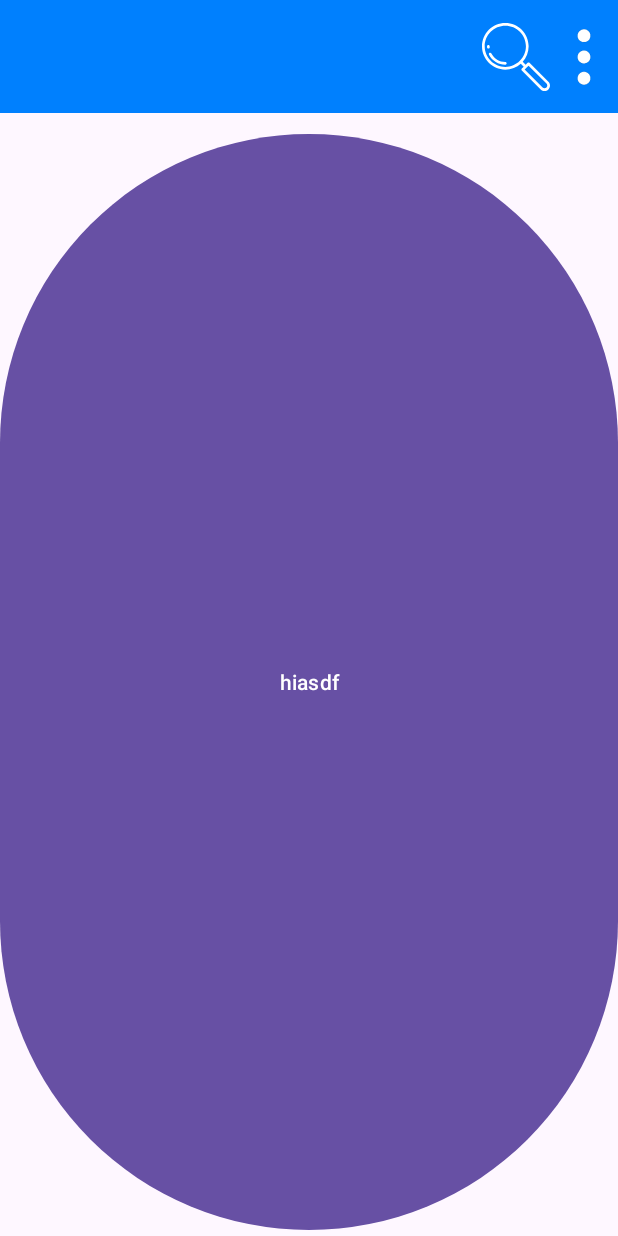
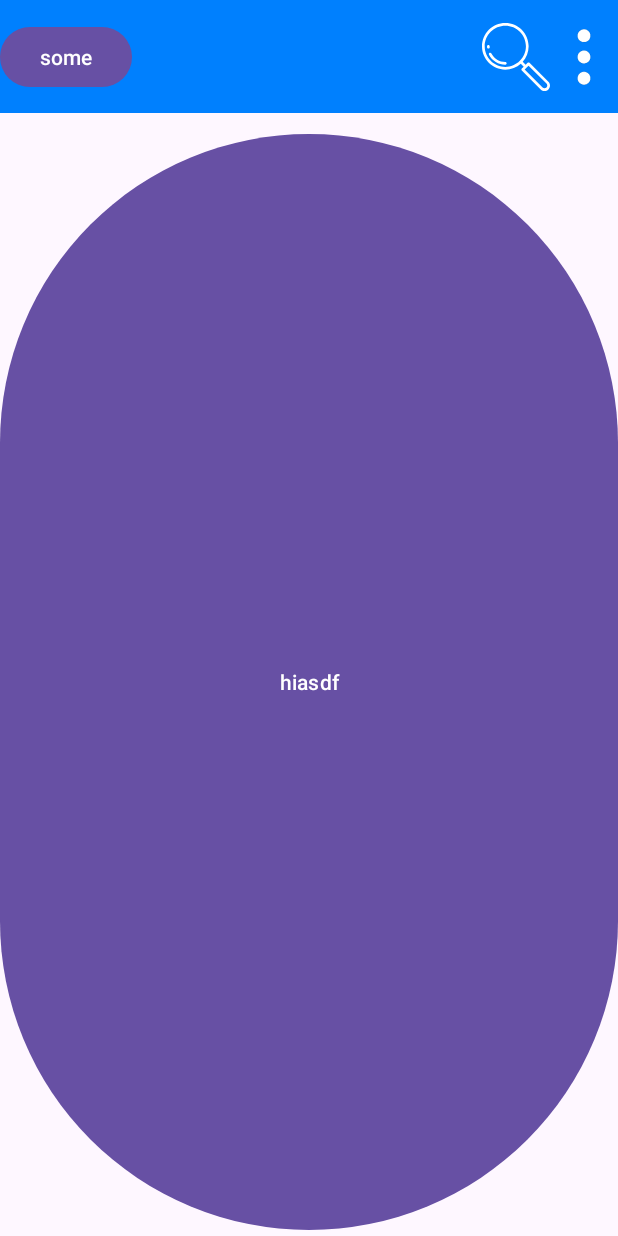
Before and after one commit to PashaahsaP/remoteAndroid, an Android app: the screen it shows after launch (MainActivity), after a tap on "Приемка", on a phone screen of 412 x 824 dp. Run offline under Robolectric (Android 15) with nearby library versions, the phone set to English and light mode, and no system bars; our stand-ins replace Room's generated code; libraries missing offline, so code that uses them is left out: com.opencsv; 4 statements that could not run were skipped.

Commit message:
try make top without separete entity

```diff
--- a/app/src/main/java/com/example/wmswherther/Fragments/MainFragment.kt
+++ b/app/src/main/java/com/example/wmswherther/Fragments/MainFragment.kt
@@ -23,7 +23,6 @@ import com.example.wmswherther.LogActivity
 import com.example.wmswherther.viewModel.MainViewModel
 
 class MainFragment : Fragment(R.layout.fragment_main) {
-
     private var _binding: FragmentMainBinding? = null
     private val binding
         get() = _binding ?: throw IllegalStateException("Binding for FragmentMain")
--- a/app/src/main/java/com/example/wmswherther/MainActivity.kt
+++ b/app/src/main/java/com/example/wmswherther/MainActivity.kt
@@ -56,14 +56,14 @@ class MainActivity : AppCompatActivity() {
         setNavigationBar()
 
         viewModel.IsMenuActive.observe(this) { isActive ->
-            binding.btnBack.visibility = if (isActive) View.GONE else View.VISIBLE
-            binding.btnBack.visibility = if (isActive) View.GONE else View.VISIBLE
+            if(isActive){
+                binding.btnBack.visibility = View.GONE
+            }else{
+                binding.btnBack.visibility = View.VISIBLE
+            }
         }
 
         if(savedInstanceState == null){
-            /*supportFragmentManager.beginTransaction()
-                .replace(R.id.fragmentContainer, MainFragment())
-                .commit()*/
             supportFragmentManager.commit {
                 setCustomAnimations(
                     R.anim.slide_in_right, // enter
--- a/app/src/main/java/com/example/wmswherther/viewModel/MainViewModel.kt
+++ b/app/src/main/java/com/example/wmswherther/viewModel/MainViewModel.kt
@@ -5,7 +5,7 @@ import androidx.lifecycle.MutableLiveData
 import androidx.lifecycle.ViewModel
 
 class MainViewModel : ViewModel() {
-    private val _isMenuActive = MutableLiveData<Boolean>()
+    private val _isMenuActive = MutableLiveData<Boolean>(true)
     val IsMenuActive: LiveData<Boolean> get() = _isMenuActive
 
     fun changeMenuStatus (status: Boolean){
--- a/app/src/main/res/layout/activity_main.xml
+++ b/app/src/main/res/layout/activity_main.xml
@@ -7,6 +7,7 @@
     android:layout_height="match_parent"
     tools:context=".MainActivity"
     android:orientation="vertical">
+
     <androidx.constraintlayout.widget.ConstraintLayout
         android:layout_width="match_parent"
         android:layout_height="75dp"
@@ -42,7 +43,7 @@
             app:layout_constraintBottom_toBottomOf="parent"
             app:layout_constraintStart_toStartOf="parent"
             app:layout_constraintTop_toTopOf="parent"
-            android:visibility="gone">
+            android:visibility="visible">
 
         </Button>
 
```
